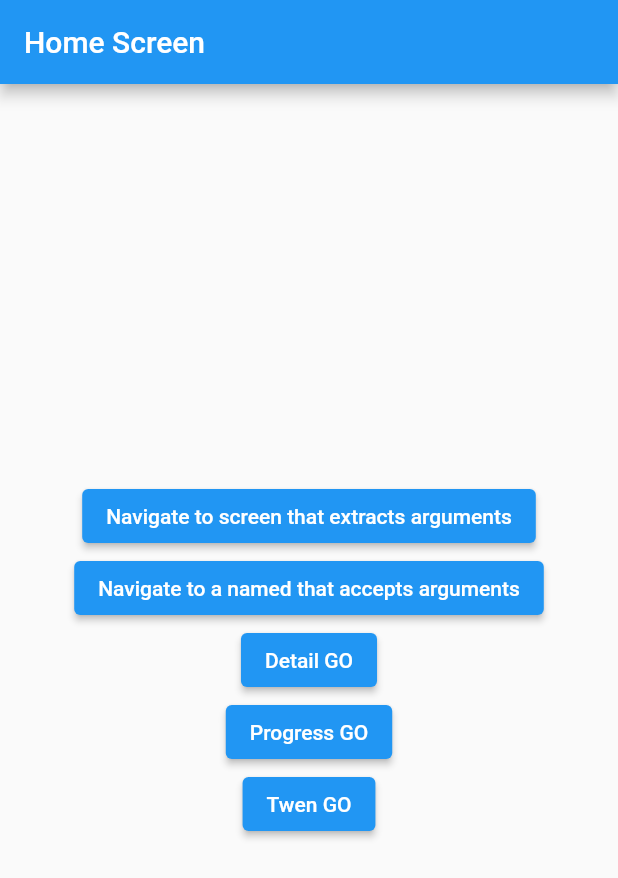
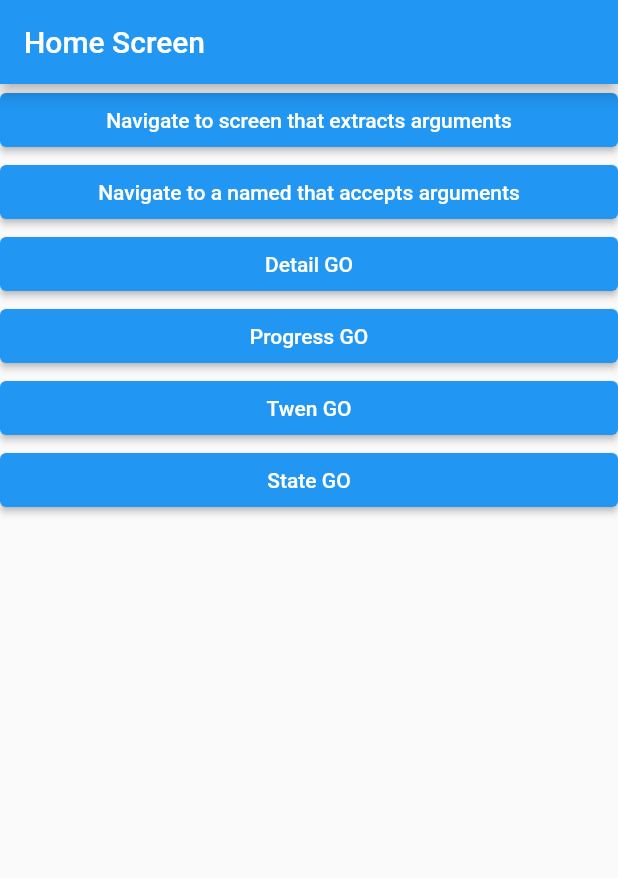
Before and after one commit to kunggea2019/flutter, a Flutter app: the screen it shows after launch, on a phone screen of 412 x 824 dp. Shown: the top 878 px of the screen. Run offline on Flutter 3.47's test engine with Material 2 defaults, Android fonts, the phone set to English and light mode, and no system bars.

Commit message:
use state shit

```diff
--- a/lib/main.dart
+++ b/lib/main.dart
@@ -1,6 +1,7 @@
 import 'package:flist/page/Detail.dart';
 import 'package:flist/page/DownloadButton.dart';
 import 'package:flist/page/Lists.dart';
+import 'package:flist/page/StatePage.dart';
 import 'package:flist/page/Twen.dart';
 import 'package:flutter/material.dart';
 
@@ -17,6 +18,7 @@ class MyApp extends StatelessWidget {
             const ExtractArgumentsScreen(),
         Detail.routeName: (context) => const Detail(),
         Lists.routeName: (context) => const Lists(),
+        StatePage.routeName: (context) => StatePage(),
         Twen.routeName: (context) => const Twen(),
         ExampleCupertinoDownloadButton.routeName: (context) =>
             const ExampleCupertinoDownloadButton(),
@@ -70,8 +72,8 @@ class HomeScreen extends StatelessWidget {
         title: const Text('Home Screen'),
       ),
       body: Center(
-        child: Column(
-          mainAxisAlignment: MainAxisAlignment.center,
+        child: ListView(
+          // mainAxisAlignment: MainAxisAlignment.center,
           children: [
             // A button that navigates to a named route.
             // The named route extracts the arguments
@@ -129,6 +131,10 @@ class HomeScreen extends StatelessWidget {
             ElevatedButton(
                 onPressed: () => {Navigator.pushNamed(context, Twen.routeName)},
                 child: const Text('Twen GO')),
+            ElevatedButton(
+                onPressed: () =>
+                    {Navigator.pushNamed(context, StatePage.routeName)},
+                child: const Text('State GO')),
           ],
         ),
       ),
```
Also changed, not shown: lib/page/StatePage.dart (added, +41 -0 lines).
